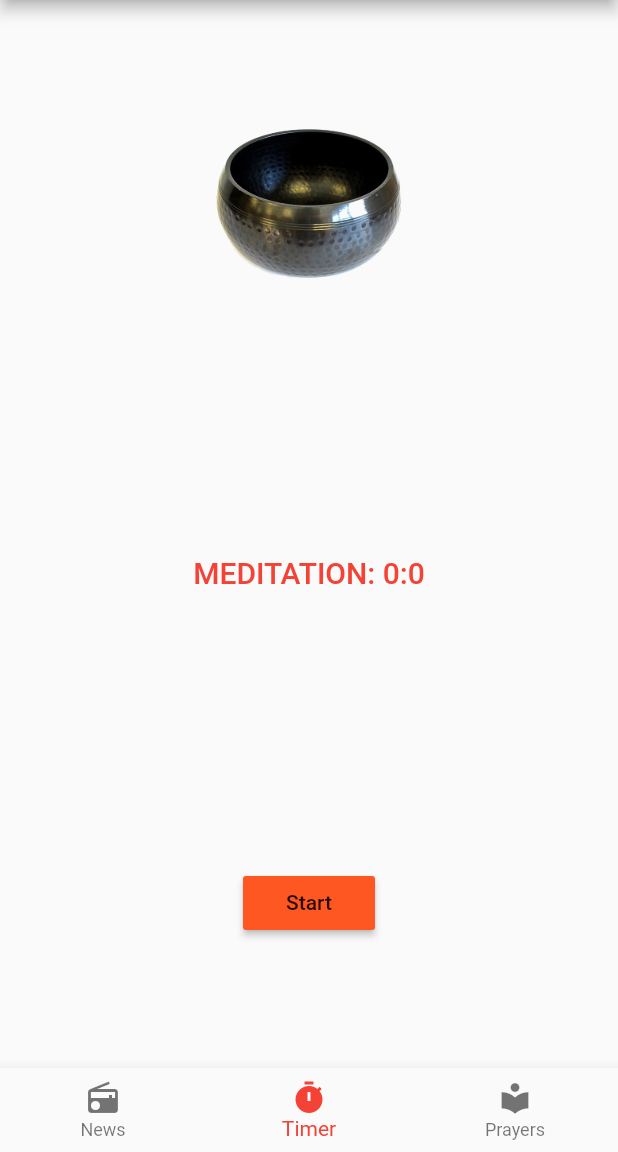
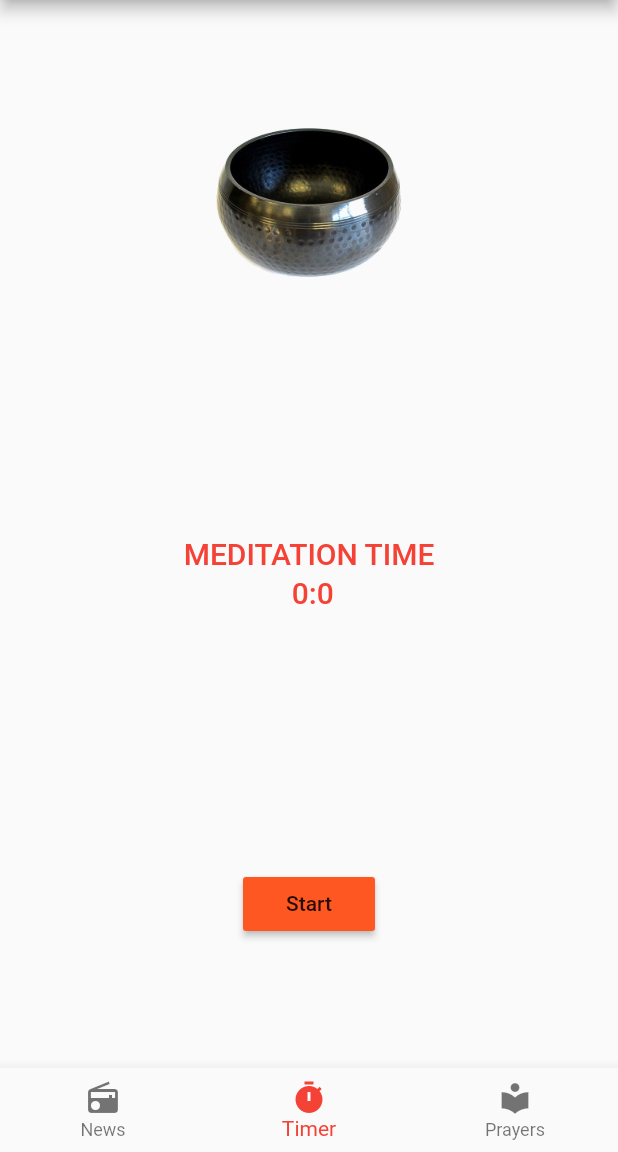
Before and after one commit to Adriano72/wccm, a Flutter app: the screen it shows after launch, item 2 of the bottom bar chosen, after a tap on "Start", on a phone screen of 412 x 824 dp, the part 84-1236 px from its top. Run offline on Flutter 3.47's test engine with Material 2 defaults, Android fonts, the phone set to English and light mode, and no system bars; our stand-ins replace audioplayers, shared_preferences; missing offline and left inert: flutter_duration_picker; network calls fail; Roboto replaces fonts that are missing (Rock Salt).

Commit message:
Timer suona e si stoppa pure

```diff
--- a/lib/main.dart
+++ b/lib/main.dart
@@ -1,7 +1,6 @@
 import 'package:flutter/material.dart';
 //import 'package:flutter/rendering.dart';
 // Import flutter helper library
-
 
 //import 'widgets/image_list.dart';
 
@@ -22,7 +21,6 @@ class MyApp extends StatefulWidget {
 }
 
 class _MyAppState extends State<MyApp> {
-
   @override
   Widget build(BuildContext context) {
     return MaterialApp(
@@ -35,8 +33,7 @@ class _MyAppState extends State<MyApp> {
         '/': (BuildContext context) => Home(),
       },
       onUnknownRoute: (RouteSettings settings) {
-        return MaterialPageRoute(
-            builder: (BuildContext context) => Home());
+        return MaterialPageRoute(builder: (BuildContext context) => Home());
       },
     );
   }
--- a/lib/widgets/timer/timer_settings.dart
+++ b/lib/widgets/timer/timer_settings.dart
@@ -3,6 +3,7 @@ import 'package:flutter_duration_picker/flutter_duration_picker.dart';
 import 'package:shared_preferences/shared_preferences.dart';
 import 'dart:async';
 import 'package:audioplayers/audio_cache.dart';
+import 'package:audioplayers/audioplayers.dart';
 
 class TimerSettings extends StatefulWidget {
   @override
@@ -18,9 +19,11 @@ class _TimerSettingsState extends State<TimerSettings> {
   int med_hours = 0;
   int med_minutes = 0;
   bool timerStarted = false;
-  Timer _timer;
+  Timer timer;
 
-  static AudioCache player = AudioCache(prefix: 'sounds/');
+  static AudioPlayer advancedPlayer = AudioPlayer();
+  AudioCache player = AudioCache(
+      respectSilence: false, prefix: 'sounds/', fixedPlayer: advancedPlayer);
 
   @override
   void initState() {
@@ -30,12 +33,12 @@ class _TimerSettingsState extends State<TimerSettings> {
 
   void startTimer() {
     const oneSec = const Duration(seconds: 1);
-    Timer.periodic(
+    timer = Timer.periodic(
       oneSec,
-      (_timer) => setState(
+      (timer) => setState(
             () {
               if (_med_duration.inSeconds < 1) {
-                _timer.cancel();
+                timer.cancel();
                 timerStarted = false;
               } else {
                 this.setState(() => _med_duration = _med_duration - oneSec);
@@ -48,7 +51,7 @@ class _TimerSettingsState extends State<TimerSettings> {
 
   @override
   void dispose() {
-    _timer.cancel();
+    timer.cancel();
     super.dispose();
   }
 
@@ -101,11 +104,14 @@ class _TimerSettingsState extends State<TimerSettings> {
                   },
                   child: Text(
                     !timerStarted
-                        ? 'MEDITATION: ${_med_duration.inHours}:${_med_duration.inMinutes}'
+                        ? 'MEDITATION TIME \n ${_med_duration.inHours}:${_med_duration.inMinutes.remainder(60)}'
                         : formatTime(_med_duration),
+                    textAlign: TextAlign.center,
                     style: TextStyle(
+                        height: 1.3,
                         fontSize: 20,
                         fontWeight: FontWeight.w500,
+                        fontFamily: "Rock Salt",
                         color: Colors.red),
                   ),
                 ),
@@ -116,7 +122,8 @@ class _TimerSettingsState extends State<TimerSettings> {
             color: Colors.deepOrange,
             onPressed: () {
               if (timerStarted) {
-                _timer.cancel();
+                timer.cancel();
+                advancedPlayer.stop();
                 this.setState(
                   () => timerStarted = false,
                 );
--- a/pubspec.yaml
+++ b/pubspec.yaml
@@ -18,7 +18,7 @@ dependencies:
   http: ^0.12.0
   flutter_duration_picker: ^1.0.4
   shared_preferences: ^0.5.2
-  audioplayers: ^0.8.0
+  audioplayers: ^0.13.0
 
   # The following adds the Cupertino Icons font to your application.
   # Use with the CupertinoIcons class for iOS style icons.
```
Also changed, not shown: 3 other files.
